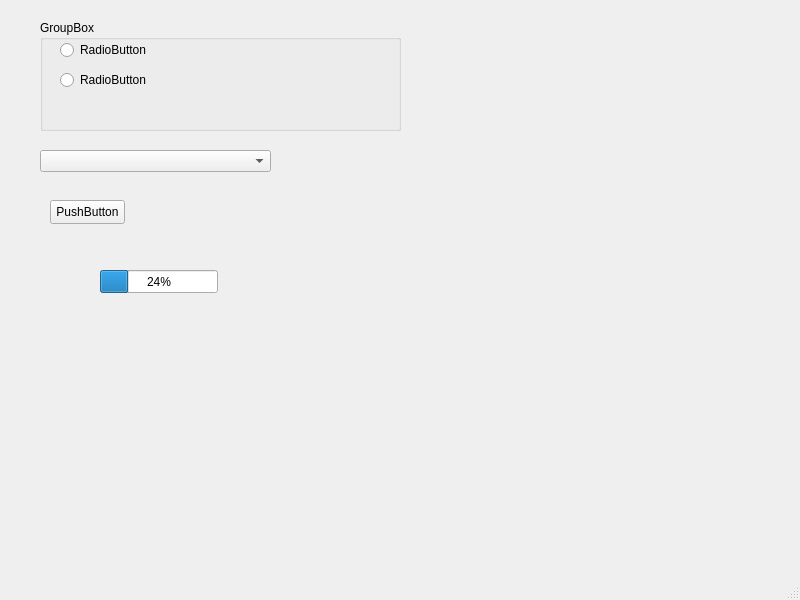
Above: mainwindow.ui from Nicoolay/Widget-HW before the change. Below: the same form after it.
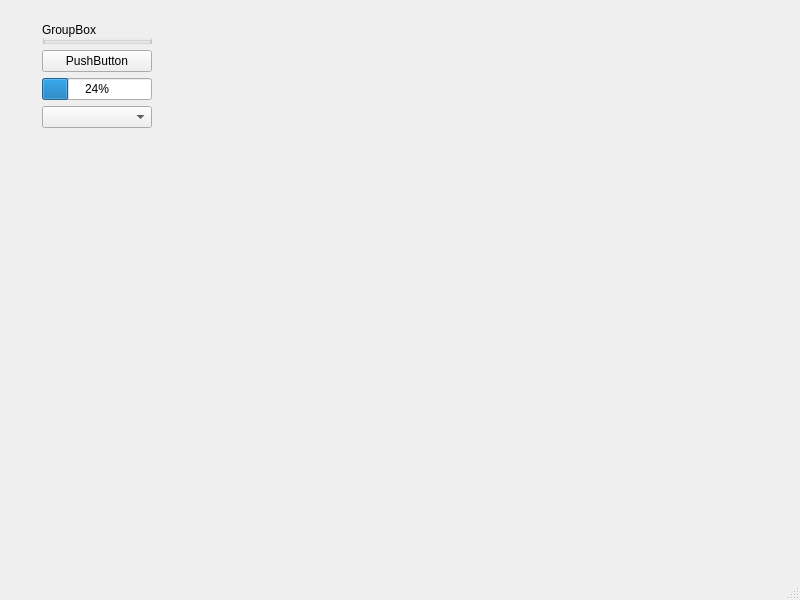
That is the form after the change.

Diff of the .ui file:
```diff
--- a/mainwindow.ui
+++ b/mainwindow.ui
@@ -14,15 +14,18 @@
    <string>MainWindow</string>
   </property>
   <widget class="QWidget" name="centralwidget">
+   <widget class="QWidget" name="">
+    <property name="geometry">
+     <rect>
+      <x>42</x>
+      <y>22</y>
+      <width>110</width>
+      <height>106</height>
+     </rect>
+    </property>
+    <layout class="QGridLayout" name="gridLayout">
+     <item row="0" column="0">
    <widget class="QGroupBox" name="groupBox">
-    <property name="geometry">
-     <rect>
-      <x>40</x>
-      <y>20</y>
-      <width>361</width>
-      <height>111</height>
-     </rect>
-    </property>
     <property name="title">
      <string>GroupBox</string>
     </property>
@@ -53,41 +56,25 @@
      </property>
     </widget>
    </widget>
-   <widget class="QComboBox" name="comboBox">
-    <property name="geometry">
-     <rect>
-      <x>40</x>
-      <y>150</y>
-      <width>231</width>
-      <height>22</height>
-     </rect>
-    </property>
-   </widget>
+     </item>
+     <item row="1" column="0">
+      <widget class="QPushButton" name="pushButton">
+       <property name="text">
+        <string>PushButton</string>
+       </property>
+      </widget>
+     </item>
+     <item row="2" column="0">
    <widget class="QProgressBar" name="progressBar">
-    <property name="geometry">
-     <rect>
-      <x>100</x>
-      <y>270</y>
-      <width>118</width>
-      <height>23</height>
-     </rect>
-    </property>
     <property name="value">
      <number>24</number>
     </property>
    </widget>
-   <widget class="QPushButton" name="pushButton">
-    <property name="geometry">
-     <rect>
-      <x>50</x>
-      <y>200</y>
-      <width>75</width>
-      <height>24</height>
-     </rect>
-    </property>
-    <property name="text">
-     <string>PushButton</string>
-    </property>
+     </item>
+     <item row="3" column="0">
+      <widget class="QComboBox" name="comboBox"/>
+     </item>
+    </layout>
    </widget>
   </widget>
   <widget class="QMenuBar" name="menubar">
```
Lines whose indentation alone changed are shown as unchanged.
